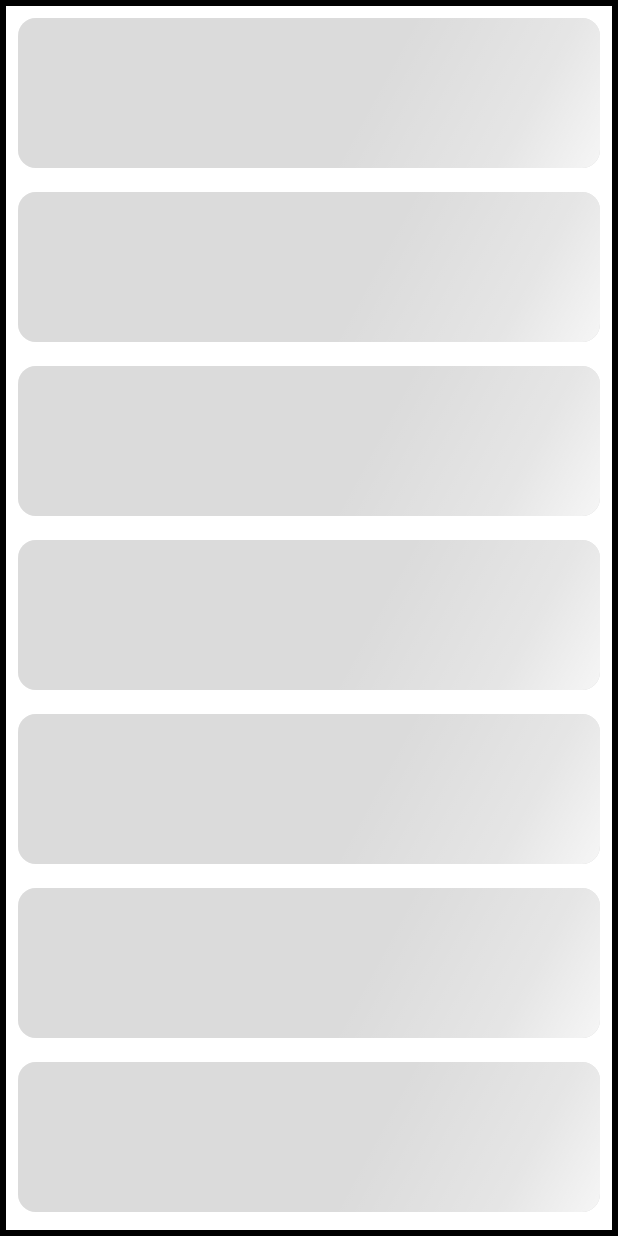
After one commit to tunahanbolat/ComposeWeatherAppWithHilt, an Android app built with Jetpack Compose: the composable ShimmerLoadingScreen shown on its own in the app's theme, on a phone screen of 412 x 824 dp. The commit adds this screen. Run offline under Robolectric (Android 15) with nearby library versions, the phone set to English and light mode, and no system bars; our stand-ins replace Shimmer.

Commit message:
Added Shimmer Loading Effect

```diff
--- /dev/null
+++ b/app/src/main/java/com/tunahanbolat/composeweatherappwithhilt/animation/AnimationShimmerLoading.kt
@@ -0,0 +1,54 @@
+package com.tunahanbolat.composeweatherappwithhilt.animation
+
+import androidx.compose.animation.core.LinearEasing
+import androidx.compose.animation.core.RepeatMode
+import androidx.compose.animation.core.animateFloat
+import androidx.compose.animation.core.infiniteRepeatable
+import androidx.compose.animation.core.rememberInfiniteTransition
+import androidx.compose.animation.core.tween
+import androidx.compose.foundation.background
+import androidx.compose.ui.Modifier
+import androidx.compose.ui.composed
+import androidx.compose.ui.geometry.Offset
+import androidx.compose.ui.graphics.Brush
+import androidx.compose.ui.graphics.Color
+
+fun Modifier.shimmerLoadingAnimation(
+    widthOfShadowBrush: Int = 500,
+    angleOfAxisY: Float = 270f,
+    durationMillis: Int = 1000,
+): Modifier {
+    return composed {
+
+        val shimmerColors = listOf(
+            Color.White.copy(alpha = 0.3f),
+            Color.White.copy(alpha = 0.5f),
+            Color.White.copy(alpha = 1.0f),
+            Color.White.copy(alpha = 0.5f),
+            Color.White.copy(alpha = 0.3f),
+        )
+
+        val transition = rememberInfiniteTransition(label = "")
+
+        val translateAnimation = transition.animateFloat(
+            initialValue = 0f,
+            targetValue = (durationMillis + widthOfShadowBrush).toFloat(),
+            animationSpec = infiniteRepeatable(
+                animation = tween(
+                    durationMillis = durationMillis,
+                    easing = LinearEasing,
+                ),
+                repeatMode = RepeatMode.Restart,
+            ),
+            label = "Shimmer loading animation",
+        )
+
+        this.background(
+            brush = Brush.linearGradient(
+                colors = shimmerColors,
+                start = Offset(x = translateAnimation.value - widthOfShadowBrush, y = 0.0f),
+                end = Offset(x = translateAnimation.value, y = angleOfAxisY),
+            ),
+        )
+    }
+}
--- a/app/src/main/java/com/tunahanbolat/composeweatherappwithhilt/ui/MainActivity.kt
+++ b/app/src/main/java/com/tunahanbolat/composeweatherappwithhilt/ui/MainActivity.kt
@@ -4,6 +4,7 @@ import android.content.Intent
 import android.os.Build
 import android.os.Bundle
 import androidx.activity.ComponentActivity
+import androidx.activity.compose.BackHandler
 import androidx.activity.compose.setContent
 import androidx.activity.viewModels
 import androidx.annotation.RequiresApi
@@ -18,8 +19,10 @@ import androidx.compose.material3.Surface
 import androidx.compose.material3.Text
 import androidx.compose.runtime.Composable
 import androidx.compose.runtime.LaunchedEffect
+import androidx.compose.runtime.getValue
 import androidx.compose.runtime.mutableStateOf
 import androidx.compose.runtime.remember
+import androidx.compose.runtime.setValue
 import androidx.compose.ui.Modifier
 import androidx.compose.ui.draw.clip
 import androidx.compose.ui.layout.ContentScale
@@ -35,6 +38,7 @@ import androidx.navigation.compose.composable
 import androidx.navigation.compose.rememberNavController
 import androidx.navigation.navArgument
 import com.google.gson.Gson
+import com.squareup.kotlinpoet.UNIT
 import com.tunahanbolat.composeweatherappwithhilt.R
 import com.tunahanbolat.composeweatherappwithhilt.data.WeatherResponse
 import com.tunahanbolat.composeweatherappwithhilt.ui.screen.WeatherScreen
@@ -42,11 +46,15 @@ import com.tunahanbolat.composeweatherappwithhilt.ui.screen.WeatherViewModel
 import com.tunahanbolat.composeweatherappwithhilt.ui.theme.AppTheme
 import com.tunahanbolat.composeweatherappwithhilt.ui.MainActivity
 import com.tunahanbolat.composeweatherappwithhilt.ui.screen.Detail
+import com.tunahanbolat.composeweatherappwithhilt.ui.screen.ShimmerLoadingScreen
 import dagger.hilt.EntryPoint
 import dagger.hilt.android.AndroidEntryPoint
+import kotlinx.coroutines.delay
+
 @AndroidEntryPoint
 class MainActivity : ComponentActivity() {
     private val weatherViewModel: WeatherViewModel by viewModels()
+
     @RequiresApi(Build.VERSION_CODES.P)
     override fun onCreate(savedInstanceState: Bundle?) {
         super.onCreate(savedInstanceState)
@@ -58,30 +66,50 @@ class MainActivity : ComponentActivity() {
                     modifier = Modifier.fillMaxSize(),
                     color = MaterialTheme.colorScheme.background
                 ) {
-                    SayfaGecis()
+                    LoadingEffect()
                 }
             }
         }
     }
+
     @RequiresApi(Build.VERSION_CODES.P)
     @Composable
-    fun SayfaGecis(){
+    fun SayfaGecis() {
         val navController = rememberNavController()
-        NavHost(navController = navController, startDestination = "anasayfa"){
-            composable("anasayfa"){
+        NavHost(navController = navController, startDestination = "anasayfa") {
+            composable("anasayfa") {
                 WeatherScreen(
                     viewModel = weatherViewModel,
-                    navController = navController)
+                    navController = navController
+                )
             }
             composable("detay/{weatherResponse}", arguments = listOf(
-                navArgument("weatherResponse"){type = NavType.StringType}
-            )){
-                    val json = it.arguments?.getString("weatherResponse")
-                val weatherResponse = Gson().fromJson(json,WeatherResponse::class.java)
+                navArgument("weatherResponse") { type = NavType.StringType }
+            )) {
+                val json = it.arguments?.getString("weatherResponse")
+                val weatherResponse = Gson().fromJson(json, WeatherResponse::class.java)
                 Detail(
                     navController = navController,
                     weatherResponse = weatherResponse
-                    )
+                )
+            }
+        }
+    }
+
+    @RequiresApi(Build.VERSION_CODES.P)
+    @Composable
+    fun LoadingEffect() {
+        var loadingState1 = weatherViewModel.loadingState.value
+
+        LaunchedEffect(Unit) {
+
+        }
+        BackHandler( enabled = loadingState1) {}
+        Surface(color = MaterialTheme.colorScheme.background) {
+            if (loadingState1) {
+                ShimmerLoadingScreen()
+            } else {
+                SayfaGecis()
             }
         }
     }
--- a/app/src/main/java/com/tunahanbolat/composeweatherappwithhilt/ui/screen/DetaySayfa.kt
+++ b/app/src/main/java/com/tunahanbolat/composeweatherappwithhilt/ui/screen/DetaySayfa.kt
@@ -172,7 +172,7 @@ fun DetailSubPageCompDouble(weatherResponse: WeatherResponse) {
             modifier = Modifier.weight(1f),
             title = "Rüzgar Yönü",
             degree = "${weatherResponse.current.windDegree}°",
-            imageId = R.drawable.compass2,
+            imageId = R.drawable.cardinalcompass,
             size = 64
         )
     }
@@ -185,14 +185,14 @@ fun DetailSubPageCompSecondComp(weatherResponse: WeatherResponse) {
             modifier = Modifier.weight(1f),
             title = "Nem",
             deger = "%${weatherResponse.current.humidity}",
-            imageId = R.drawable.humidity,
+            imageId = R.drawable.humidity2,
             size = 64
         )
         DetailSubPageTemp(
             modifier = Modifier.weight(1f),
             title = "Hissedilen",
             temperature = "${weatherResponse.current.feelslikeC}°C",
-            imageId = R.drawable.thermometer,
+            imageId = R.drawable.thermo,
             size = 64
         )
     }
--- /dev/null
+++ b/app/src/main/java/com/tunahanbolat/composeweatherappwithhilt/ui/screen/ShimmerLoadingScreen.kt
@@ -0,0 +1,76 @@
+package com.tunahanbolat.composeweatherappwithhilt.ui.screen
+
+import android.content.res.Configuration
+import androidx.compose.foundation.BorderStroke
+import androidx.compose.foundation.background
+import androidx.compose.foundation.border
+import androidx.compose.foundation.layout.Box
+import androidx.compose.foundation.layout.Column
+import androidx.compose.foundation.layout.Spacer
+import androidx.compose.foundation.layout.fillMaxSize
+import androidx.compose.foundation.layout.fillMaxWidth
+import androidx.compose.foundation.layout.height
+import androidx.compose.foundation.layout.padding
+import androidx.compose.foundation.shape.RoundedCornerShape
+import androidx.compose.runtime.Composable
+import androidx.compose.ui.Alignment
+import androidx.compose.ui.Modifier
+import androidx.compose.ui.draw.clip
+import androidx.compose.ui.graphics.Color
+import androidx.compose.ui.tooling.preview.Preview
+import androidx.compose.ui.unit.dp
+import com.tunahanbolat.composeweatherappwithhilt.animation.shimmerLoadingAnimation
+import com.tunahanbolat.composeweatherappwithhilt.ui.theme.AppTheme
+
+@Composable
+fun ShimmerLoadingScreen() {
+
+    Box(
+        modifier = Modifier
+            .fillMaxSize()
+            .background(color = Color.White)
+            .border(border = BorderStroke(width = 4.dp, color = Color.Black))
+            .padding(12.dp)
+    ){
+        Column(
+            modifier = Modifier.align(alignment = Alignment.TopCenter)
+        ) {
+            ComponentRectangle()
+            Spacer(modifier = Modifier.padding(8.dp))
+            ComponentRectangle()
+            Spacer(modifier = Modifier.padding(8.dp))
+            ComponentRectangle()
+            Spacer(modifier = Modifier.padding(8.dp))
+            ComponentRectangle()
+            Spacer(modifier = Modifier.padding(8.dp))
+            ComponentRectangle()
+            Spacer(modifier = Modifier.padding(8.dp))
+            ComponentRectangle()
+            Spacer(modifier = Modifier.padding(8.dp))
+            ComponentRectangle()
+            Spacer(modifier = Modifier.padding(8.dp))
+        }
+    }
+
+}
+
+@Composable
+fun ComponentRectangle(){
+    Box(
+        modifier = Modifier
+            .clip(shape = RoundedCornerShape(12.dp))
+            .background(color = Color.LightGray)
+            .height(100.dp)
+            .fillMaxWidth()
+            .shimmerLoadingAnimation()
+    )
+}
+
+@Preview(showBackground = true)
+//@Preview(uiMode = Configuration.UI_MODE_NIGHT_YES)
+@Composable
+fun ShimmerScreenPreview() {
+    AppTheme {
+        ShimmerLoadingScreen()
+    }
+}
--- a/app/src/main/java/com/tunahanbolat/composeweatherappwithhilt/ui/screen/WeatherViewModel.kt
+++ b/app/src/main/java/com/tunahanbolat/composeweatherappwithhilt/ui/screen/WeatherViewModel.kt
@@ -2,8 +2,11 @@ package com.tunahanbolat.composeweatherappwithhilt.ui.screen
 
 import androidx.compose.runtime.MutableState
 import androidx.compose.runtime.State
+import androidx.compose.runtime.getValue
 import androidx.compose.runtime.mutableStateListOf
 import androidx.compose.runtime.mutableStateOf
+import androidx.compose.runtime.remember
+import androidx.compose.runtime.setValue
 import androidx.lifecycle.ViewModel
 import androidx.lifecycle.viewModelScope
 import com.tunahanbolat.composeweatherappwithhilt.data.WeatherResponse
@@ -16,6 +19,7 @@ class WeatherViewModel @Inject constructor(
     private val weatherRepository: WeatherRepository
 ) : ViewModel() {
 
+
     private val sehirList = arrayListOf(
         "Corum","Adana", "Ankara", "Antalya", "Bursa",
         "Denizli", "Erzurum", "Eskişehir", "Gaziantep", "Istanbul",
@@ -25,6 +29,10 @@ class WeatherViewModel @Inject constructor(
     )
     private var _weatherDataList: MutableState<List<WeatherResponse>> = mutableStateOf(emptyList())
     var weatherDataList: State<List<WeatherResponse>> = _weatherDataList
+
+    private var _loadingState: MutableState<Boolean> = mutableStateOf(true)
+    var loadingState: State<Boolean> = _loadingState
+
 
     var error = mutableStateOf<String?>(null)
 
@@ -51,6 +59,7 @@ class WeatherViewModel @Inject constructor(
 
 
             _weatherDataList.value = newResponse.toList()
+            _loadingState.value = false
         }
     }
 
```
Also changed, not shown: app/src/main/res/drawable/cardinalcompass.png (added), app/src/main/res/drawable/cloudy.png (deleted), app/src/main/res/drawable/compass1.png (deleted), app/src/main/res/drawable/humidity2.png (added), app/src/main/res/drawable/rainy.jpg (deleted), app/src/main/res/drawable/sunset.png (deleted), app/src/main/res/drawable/thermo.png (added), app/src/main/res/drawable/thermoc.png (added), app/src/main/res/drawable/windsock.png (deleted).
